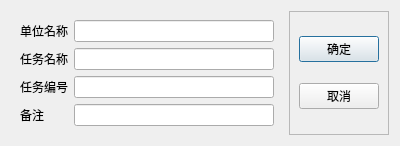
Old version of the form res/UI/addTask.ui in the repository DizzyTom/EvaluationQtPython.
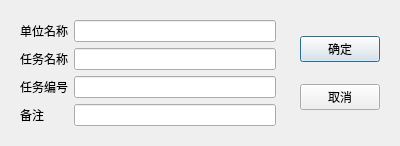
New version of the form.

What changed in the file:
```diff
--- a/res/UI/addTask.ui
+++ b/res/UI/addTask.ui
@@ -62,6 +62,11 @@
    </item>
    <item row="0" column="1">
     <widget class="QFrame" name="frame">
+     <property name="styleSheet">
+      <string notr="true">#frame{
+border:none;
+}</string>
+     </property>
      <property name="frameShape">
       <enum>QFrame::StyledPanel</enum>
      </property>
```
Left out of the diff: 19 changed lines with no effect on the pictures.
